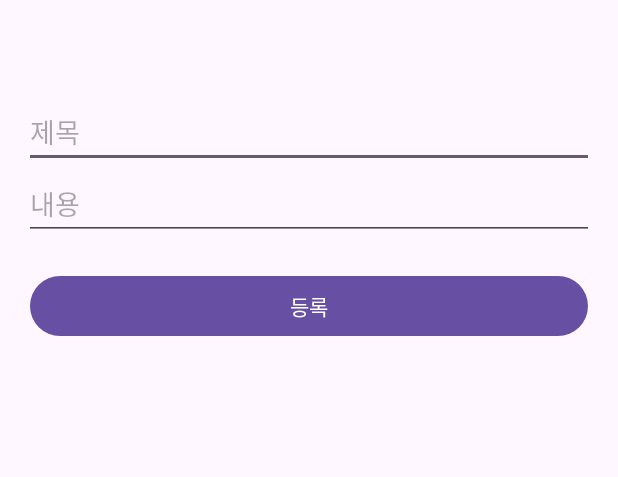
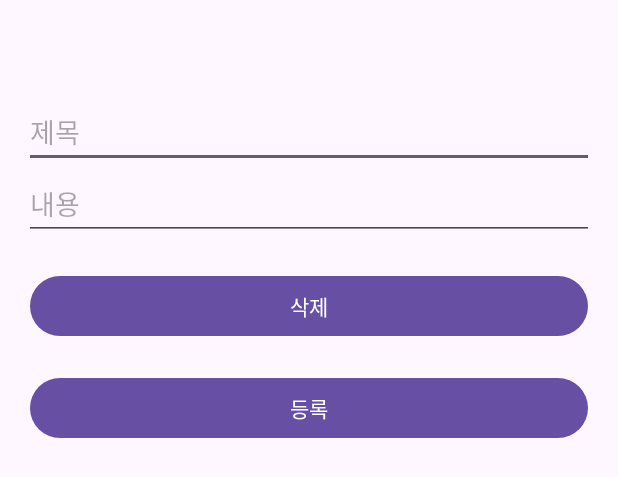
Before and after one commit to PotatoMeme/sparta_android_kotlin, an Android app: the layout activity_content.xml on its own in the app's theme, with its tools: preview values and no code run, on a phone screen of 412 x 824 dp. Shown: the top 477 px of the screen. Run offline under Robolectric (Android 15) with nearby library versions, the light colour scheme and no system bars.

Commit message:
[TodoApp][FEAT] : ⚙️ 삭제 기능 추가

```diff
--- a/TodoApp/app/src/main/java/com/potatomeme/todoapp/todo/TodoFragment.kt
+++ b/TodoApp/app/src/main/java/com/potatomeme/todoapp/todo/TodoFragment.kt
@@ -55,6 +55,10 @@
         listAdapter.updateItem(todo)
     }
 
+    fun deleteTodo(id:Int){
+        listAdapter.deleteTodo(id)
+    }
+
     override fun onViewCreated(view: View, savedInstanceState: Bundle?) {
         super.onViewCreated(view, savedInstanceState)
         initView()
--- a/TodoApp/app/src/main/res/layout/activity_content.xml
+++ b/TodoApp/app/src/main/res/layout/activity_content.xml
@@ -48,6 +48,18 @@
                 app:layout_constraintTop_toBottomOf="@id/title_edit_text" />
 
             <Button
+                android:id="@+id/delete_button"
+                android:layout_width="match_parent"
+                android:layout_height="wrap_content"
+                android:layout_margin="20dp"
+                android:text="삭제"
+                android:visibility="gone"
+                app:layout_constraintEnd_toEndOf="parent"
+                app:layout_constraintStart_toStartOf="parent"
+                app:layout_constraintTop_toBottomOf="@id/description_edit_text"
+                tools:visibility="visible" />
+
+            <Button
                 android:id="@+id/submit_button"
                 android:layout_width="match_parent"
                 android:layout_height="wrap_content"
@@ -55,7 +67,7 @@
                 android:text="등록"
                 app:layout_constraintEnd_toEndOf="parent"
                 app:layout_constraintStart_toStartOf="parent"
-                app:layout_constraintTop_toBottomOf="@id/description_edit_text" />
+                app:layout_constraintTop_toBottomOf="@id/delete_button" />
 
             <View
                 android:layout_width="wrap_content"
```
Also changed, not shown: TodoApp/app/src/main/java/com/potatomeme/todoapp/adapter/RecyclerviewAdapter.kt (+7 -0 lines), TodoApp/app/src/main/java/com/potatomeme/todoapp/main/MainActivity.kt (+15 -10 lines), TodoApp/app/src/main/java/com/potatomeme/todoapp/todo/ContentActivity.kt (+10 -0 lines).
